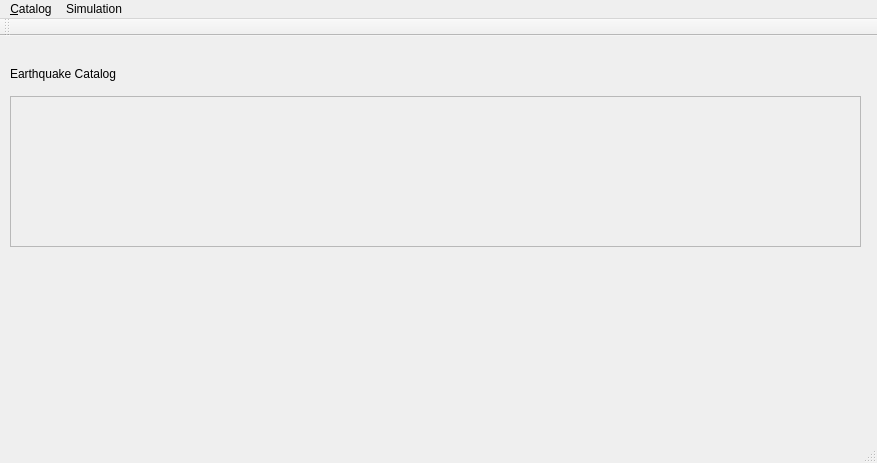
swiss-seismological-service/hermes, file atlas/ui/views/mainwindow.ui: the form before one commit.
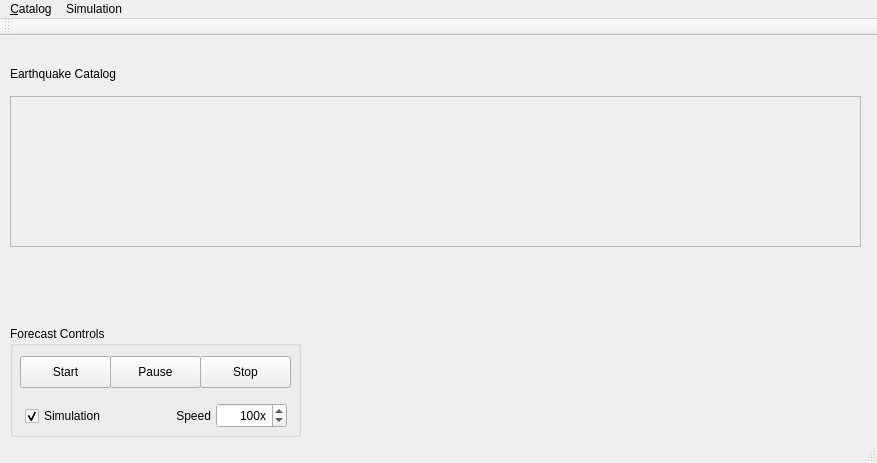
The form after the commit. Custom widgets are drawn as their Qt base class.

Commit message: Implements simulation

```diff
--- a/atlas/ui/views/mainwindow.ui
+++ b/atlas/ui/views/mainwindow.ui
@@ -53,6 +53,118 @@
      </property>
     </widget>
    </widget>
+   <widget class="QGroupBox" name="controlsBox">
+    <property name="enabled">
+     <bool>true</bool>
+    </property>
+    <property name="geometry">
+     <rect>
+      <x>10</x>
+      <y>290</y>
+      <width>291</width>
+      <height>111</height>
+     </rect>
+    </property>
+    <property name="title">
+     <string>Forecast Controls</string>
+    </property>
+    <widget class="QCheckBox" name="simulationCheckBox">
+     <property name="geometry">
+      <rect>
+       <x>15</x>
+       <y>80</y>
+       <width>87</width>
+       <height>20</height>
+      </rect>
+     </property>
+     <property name="text">
+      <string>Simulation</string>
+     </property>
+     <property name="checked">
+      <bool>true</bool>
+     </property>
+    </widget>
+    <widget class="QPushButton" name="startButton">
+     <property name="geometry">
+      <rect>
+       <x>10</x>
+       <y>30</y>
+       <width>91</width>
+       <height>32</height>
+      </rect>
+     </property>
+     <property name="text">
+      <string>Start</string>
+     </property>
+    </widget>
+    <widget class="QPushButton" name="pauseButton">
+     <property name="geometry">
+      <rect>
+       <x>100</x>
+       <y>30</y>
+       <width>91</width>
+       <height>32</height>
+      </rect>
+     </property>
+     <property name="text">
+      <string>Pause</string>
+     </property>
+    </widget>
+    <widget class="QPushButton" name="stopButton">
+     <property name="geometry">
+      <rect>
+       <x>190</x>
+       <y>30</y>
+       <width>91</width>
+       <height>32</height>
+      </rect>
+     </property>
+     <property name="text">
+      <string>Stop</string>
+     </property>
+    </widget>
+    <widget class="QSpinBox" name="speedBox">
+     <property name="geometry">
+      <rect>
+       <x>206</x>
+       <y>77</y>
+       <width>71</width>
+       <height>25</height>
+      </rect>
+     </property>
+     <property name="alignment">
+      <set>Qt::AlignRight|Qt::AlignTrailing|Qt::AlignVCenter</set>
+     </property>
+     <property name="suffix">
+      <string>x</string>
+     </property>
+     <property name="minimum">
+      <number>1</number>
+     </property>
+     <property name="maximum">
+      <number>1000</number>
+     </property>
+     <property name="value">
+      <number>100</number>
+     </property>
+    </widget>
+    <widget class="QLabel" name="speedLabel">
+     <property name="geometry">
+      <rect>
+       <x>150</x>
+       <y>80</y>
+       <width>51</width>
+       <height>20</height>
+      </rect>
+     </property>
+     <property name="text">
+      <string>Speed</string>
+     </property>
+     <property name="alignment">
+      <set>Qt::AlignRight|Qt::AlignTrailing|Qt::AlignVCenter</set>
+     </property>
+    </widget>
+   </widget>
   </widget>
   <widget class="QMenuBar" name="menuBar">
    <property name="geometry">
```
Left out of the diff: 16 changed lines with no effect on the pictures. The commit also changes 8 other files.
